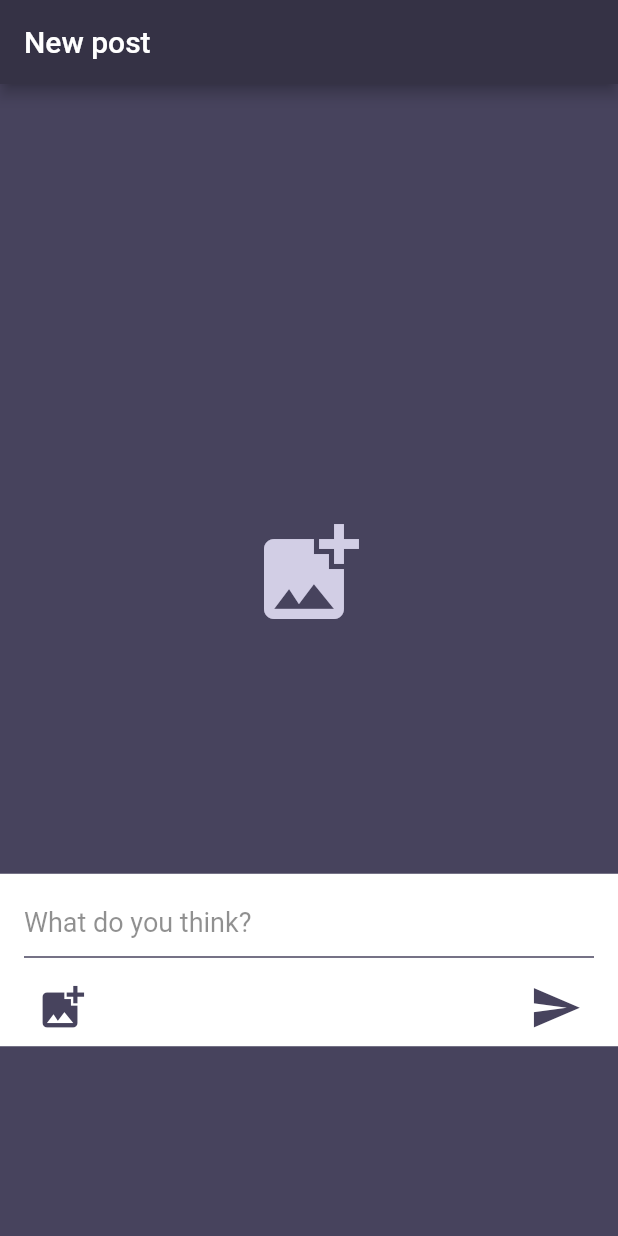
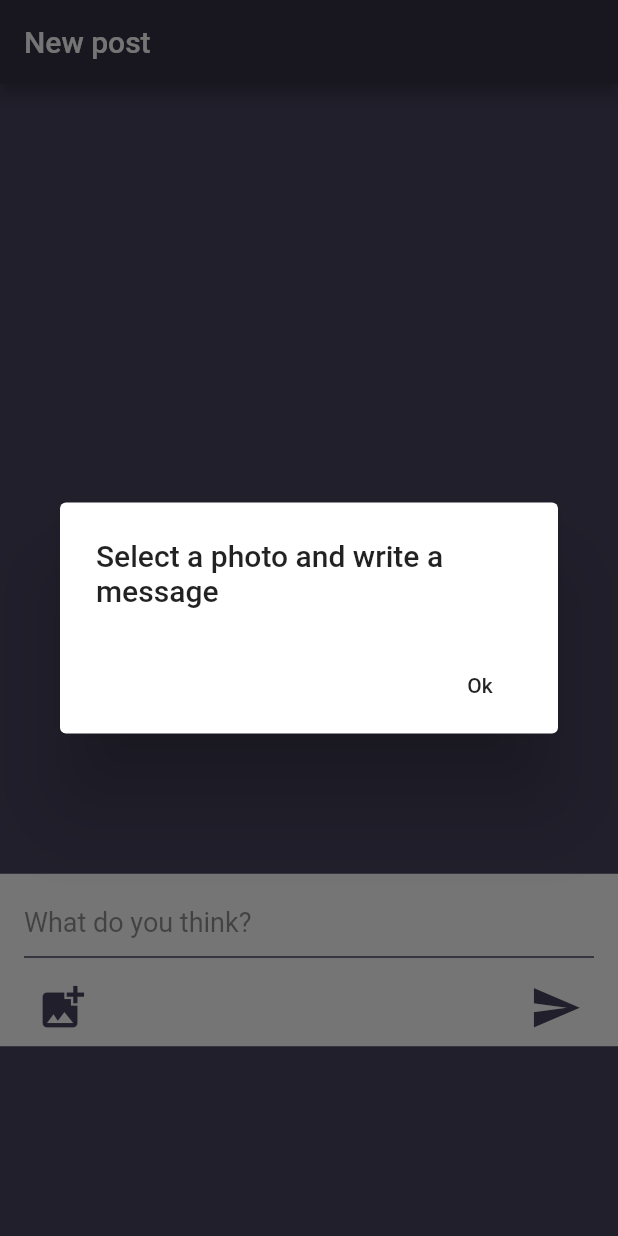
Before and after one commit to Nakhely/Blink_App, a Flutter app: the CreatePostView screen opened directly, after a tap on the "send" icon, on a phone screen of 412 x 824 dp. Run offline on Flutter 3.47's test engine with Material 2 defaults, Android fonts, the phone set to English and light mode, and no system bars; our stand-ins replace auto_size_text, cloud_firestore, firebase_auth, firebase_storage, flare_flutter, image_picker and 2 more; accounts and stored records are empty.

```diff
--- a/lib/main.dart
+++ b/lib/main.dart
@@ -1,6 +1,6 @@
 import 'package:flutter/material.dart';
-import 'package:flutter_app/views/HomeView.dart';
-import 'package:flutter_app/views/SignUpView.dart';
+import 'package:Blink/views/HomeView.dart';
+import 'package:Blink/views/SignUpView.dart';
 
 import 'views/SignInView.dart';
 
--- a/lib/views/CreatePostView.dart
+++ b/lib/views/CreatePostView.dart
@@ -3,8 +3,8 @@ import 'dart:io';
 
 import 'package:flutter/cupertino.dart';
 import 'package:flutter/material.dart';
-import 'package:flutter_app/models/User.dart';
-import 'package:flutter_app/services/FirebaseStorage.dart';
+import 'package:Blink/models/User.dart';
+import 'package:Blink/services/FirebaseStorage.dart';
 import 'package:image_picker/image_picker.dart';
 
 File _image;
@@ -32,6 +32,25 @@ class _CreatePostView extends State<CreatePostView> {
   void initState() {
     _image = null;
     super.initState();
+  }
+
+  Future<void> _alert (BuildContext context) {
+    return showDialog<void>(
+        context: context,
+        builder: (BuildContext context) {
+          return AlertDialog(
+            title: Text('Select a photo and write a message'),
+            actions: <Widget>[
+              FlatButton(
+                child: Text('Ok'),
+                onPressed: () {
+                  Navigator.of(context).pop();
+                },
+              )
+            ],
+          );
+        }
+    );
   }
 
   @override
@@ -150,8 +169,12 @@ class _CreatePostView extends State<CreatePostView> {
       iconSize: 35,
       icon: Icon (Icons.send, color: Color.fromRGBO(71, 67, 93, 1)),
       onPressed: () async {
-        String userName = widget.user.name + ' ' + widget.user.firstSurname + ' ' + widget.user.secondSurname;
-        publisPost(context, _image, _message, userName, widget.user.id);
+        if (_image == null || _message == null) {
+          _alert(context);
+        } else {
+          String userName = widget.user.name + ' ' + widget.user.firstSurname + ' ' + widget.user.secondSurname;
+          publisPost(context, _image, _message, userName, widget.user.id);
+        }
       },
     );
   }
--- a/lib/views/EditProfileView.dart
+++ b/lib/views/EditProfileView.dart
@@ -3,9 +3,9 @@ import 'dart:io';
 
 import 'package:flutter/cupertino.dart';
 import 'package:flutter/material.dart';
-import 'package:flutter_app/models/User.dart';
-import 'package:flutter_app/services/FirebaseAuthentication.dart';
-import 'package:flutter_app/services/FirebaseStorage.dart';
+import 'package:Blink/models/User.dart';
+import 'package:Blink/services/FirebaseAuthentication.dart';
+import 'package:Blink/services/FirebaseStorage.dart';
 import 'package:image_picker/image_picker.dart';
 
 File _image;
--- a/lib/views/ProfileView.dart
+++ b/lib/views/ProfileView.dart
@@ -2,9 +2,9 @@
 import 'package:auto_size_text/auto_size_text.dart';
 import 'package:flutter/cupertino.dart';
 import 'package:flutter/material.dart';
-import 'package:flutter_app/models/User.dart';
-import 'package:flutter_app/services/FirebaseStorage.dart';
-import 'package:flutter_app/views/EditProfileView.dart';
+import 'package:Blink/models/User.dart';
+import 'package:Blink/services/FirebaseStorage.dart';
+import 'package:Blink/views/EditProfileView.dart';
 
 class ProfileView extends StatefulWidget {
   final User user;
--- a/lib/views/SignUpView.dart
+++ b/lib/views/SignUpView.dart
@@ -1,8 +1,8 @@
 
 import 'package:flutter/cupertino.dart';
 import 'package:flutter/material.dart';
-import 'package:flutter_app/models/User.dart';
-import 'package:flutter_app/services/FirebaseAuthentication.dart';
+import 'package:Blink/models/User.dart';
+import 'package:Blink/services/FirebaseAuthentication.dart';
 
 String _name, _firstSurname, _secondSurname, _email, _password;
 
--- a/pubspec.yaml
+++ b/pubspec.yaml
@@ -1,4 +1,4 @@
-name: flutter_app
+name: Blink
 description: A new Flutter application.
 
 # The following defines the version and build number for your application.
```
Also changed, not shown: lib/services/FirebaseAuthentication.dart (+57 -14 lines), lib/services/FirebaseStorage.dart (+42 -3 lines), lib/views/HomeView.dart (+4 -4 lines), lib/views/SignInView.dart (+4 -4 lines), 3 other files.
